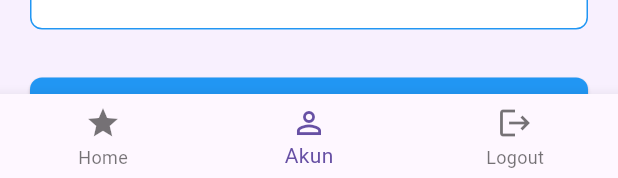
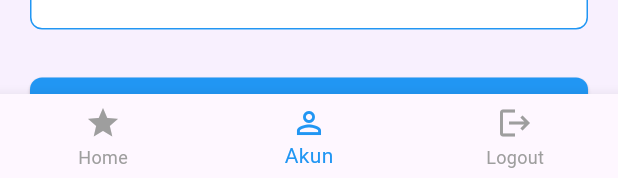
Before and after one commit to Naraharivp/tugas_mobile_lanjut, a Flutter app: the CustomBottomNavBar widget shown alone on an empty page, opened directly with empty values, item 2 of the bottom bar chosen, after a tap on "Kelola Akun", on a phone screen of 412 x 824 dp. Shown: the part 1055-1233 px from the top of the screen. Run offline on Flutter 3.47's test engine with Material 3 defaults, Android fonts, the light colour scheme and no system bars; network calls fail; Roboto replaces fonts that are missing (Poppins).

Commit message:
menambahkan routes agar perpindahan hal smooth

```diff
--- a/lib/main.dart
+++ b/lib/main.dart
@@ -1,23 +1,23 @@
 import 'package:flutter/material.dart';
-import 'pages/splashscreen.dart';
+import 'routes/routes.dart';
 
 void main() {
   runApp(const MyApp());
 }
 
 class MyApp extends StatelessWidget {
-  const MyApp({Key? key}) : super(key: key);
+  const MyApp({super.key});
 
   @override
   Widget build(BuildContext context) {
     return MaterialApp(
       title: 'Narahari_Project',
-      debugShowCheckedModeBanner: false,  // Menghilangkan banner debug
       theme: ThemeData(
         primarySwatch: Colors.blue,
-        fontFamily: 'Poppins',
+        visualDensity: VisualDensity.adaptivePlatformDensity,
       ),
-      home: SplashScreen(),
+      onGenerateRoute: AppRoutes.generateRoute,
+      initialRoute: '/splashscreen', // Mulai dari SplashScreen
     );
   }
 }
--- a/lib/pages/account_page.dart
+++ b/lib/pages/account_page.dart
@@ -1,6 +1,6 @@
 import 'package:flutter/material.dart';
 import 'navbar.dart';
-import 'profile.dart';
+
 
 class AccountPage extends StatefulWidget {
   const AccountPage({Key? key}) : super(key: key);
@@ -12,19 +12,9 @@ class AccountPage extends StatefulWidget {
 class _AccountPageState extends State<AccountPage> {
   int _selectedIndex = 1;
 
-  // Fungsi untuk menangani tap pada menu item
-  void _handleMenuTap(String menu) {
-    switch (menu) {
-      case 'Kelola Akun':
-        Navigator.push(
-          context,
-          MaterialPageRoute(builder: (context) => const ProfilePage()),
-        );
-        break;
-      // Tambahkan case lain untuk menu lainnya jika diperlukan
-      default:
-        break;
-    }
+  // Fungsi untuk menangani navigasi menggunakan named routes
+  void _navigateToPage(BuildContext context, String routeName) {
+    Navigator.pushNamed(context, routeName);
   }
 
   @override
@@ -86,8 +76,8 @@ class _AccountPageState extends State<AccountPage> {
             ),
 
             // Menu Items dengan GestureDetector untuk handling tap
-            GestureDetector(
-              onTap: () => _handleMenuTap('Kelola Akun'),
+             GestureDetector(
+              onTap: () => _navigateToPage(context, '/profile'),
               child: _buildMenuItem('Kelola Akun', Icons.arrow_forward_ios),
             ),
             _buildMenuItem('Notifikasi', Icons.arrow_forward_ios),
--- a/lib/pages/navbar.dart
+++ b/lib/pages/navbar.dart
@@ -1,7 +1,4 @@
 import 'package:flutter/material.dart';
-import 'package:responsi_app/pages/login_page.dart';
-import 'package:responsi_app/pages/account_page.dart';
-import 'package:responsi_app/pages/dashboard_page.dart';
 
 class CustomBottomNavBar extends StatelessWidget {
   final int currentIndex;
@@ -18,22 +15,19 @@ class CustomBottomNavBar extends StatelessWidget {
 
     switch (index) {
       case 0:
+        // Menggunakan pushReplacementNamed untuk halaman dashboard
         if (Navigator.canPop(context)) {
-          Navigator.pushReplacement(
-            context,
-            MaterialPageRoute(builder: (context) => const DashboardPage()),
-          );
+          Navigator.pushReplacementNamed(context, '/dashboard');
         }
         break;
 
       case 1:
-        Navigator.push(
-          context,
-          MaterialPageRoute(builder: (context) => const AccountPage()),
-        );
+        // Menggunakan pushNamed untuk halaman account
+        Navigator.pushNamed(context, '/account');
         break;
 
       case 2:
+        // Dialog logout
         showDialog(
           context: context,
           builder: (BuildContext context) {
@@ -47,10 +41,11 @@ class CustomBottomNavBar extends StatelessWidget {
                 ),
                 TextButton(
                   onPressed: () {
-                    Navigator.pop(context);
-                    Navigator.pushAndRemoveUntil(
+                    Navigator.pop(context); // Tutup dialog
+                    // Menggunakan pushNamedAndRemoveUntil untuk logout
+                    Navigator.pushNamedAndRemoveUntil(
                       context,
-                      MaterialPageRoute(builder: (context) => const LoginPage()),
+                      '/login',
                       (route) => false,
                     );
                   },
@@ -83,6 +78,11 @@ class CustomBottomNavBar extends StatelessWidget {
           label: 'Logout',
         ),
       ],
+      // Tambahan properti untuk styling (opsional)
+      selectedItemColor: Colors.blue, // Warna item yang dipilih
+      unselectedItemColor: Colors.grey, // Warna item yang tidak dipilih
+      showUnselectedLabels: true, // Menampilkan label untuk item yang tidak dipilih
+      type: BottomNavigationBarType.fixed, // Tipe navigasi fixed
     );
   }
 }
--- /dev/null
+++ b/lib/routes/routes.dart
@@ -0,0 +1,42 @@
+import 'package:flutter/material.dart';
+import '../pages/account_page.dart';
+import '../pages/dashboard_page.dart';
+import '../pages/login_page.dart';
+import '../pages/lupa_password.dart';
+import '../pages/profile.dart';
+import '../pages/register_page.dart';
+import '../pages/splashscreen.dart';
+import '../transitions/page_transition.dart';
+
+class AppRoutes {
+  static Route<dynamic> generateRoute(RouteSettings settings) {
+    switch (settings.name) {
+      // Auth Routes
+      case '/splashscreen':
+        return CustomPageTransition(page: const SplashScreen());
+      case '/login':
+        return CustomPageTransition(page: const LoginPage());
+      case '/register':
+        return CustomPageTransition(page: const RegisterPage());
+      case '/forgot-password':
+        return CustomPageTransition(page: const ForgotPasswordPage());
+
+      // Main App Routes
+      case '/dashboard':
+        return CustomPageTransition(page: const DashboardPage());
+      case '/profile':
+        return CustomPageTransition(page: const ProfilePage());
+      case '/account':
+        return CustomPageTransition(page: const AccountPage());
+
+      default:
+        return MaterialPageRoute(
+          builder: (_) => const Scaffold(
+            body: Center(
+              child: Text('Route tidak ditemukan'),
+            ),
+          ),
+        );
+    }
+  }
+}
--- /dev/null
+++ b/lib/transitions/page_transition.dart
@@ -0,0 +1,29 @@
+import 'package:flutter/material.dart';
+
+class CustomPageTransition extends PageRouteBuilder {
+  final Widget page;
+
+  CustomPageTransition({required this.page})
+      : super(
+          pageBuilder: (context, animation, secondaryAnimation) => page,
+          transitionDuration: const Duration(milliseconds: 300),
+          reverseTransitionDuration: const Duration(milliseconds: 300),
+          transitionsBuilder: (context, animation, secondaryAnimation, child) {
+            var begin = const Offset(1.0, 0.0);
+            var end = Offset.zero;
+            var curve = Curves.easeInOutCubic;
+            var tween = Tween(begin: begin, end: end).chain(
+              CurveTween(curve: curve),
+            );
+            var offsetAnimation = animation.drive(tween);
+
+            return SlideTransition(
+              position: offsetAnimation,
+              child: FadeTransition(
+                opacity: animation,
+                child: child,
+              ),
+            );
+          },
+        );
+}
```
Also changed, not shown: lib/pages/login_page.dart (+7 -34 lines).
